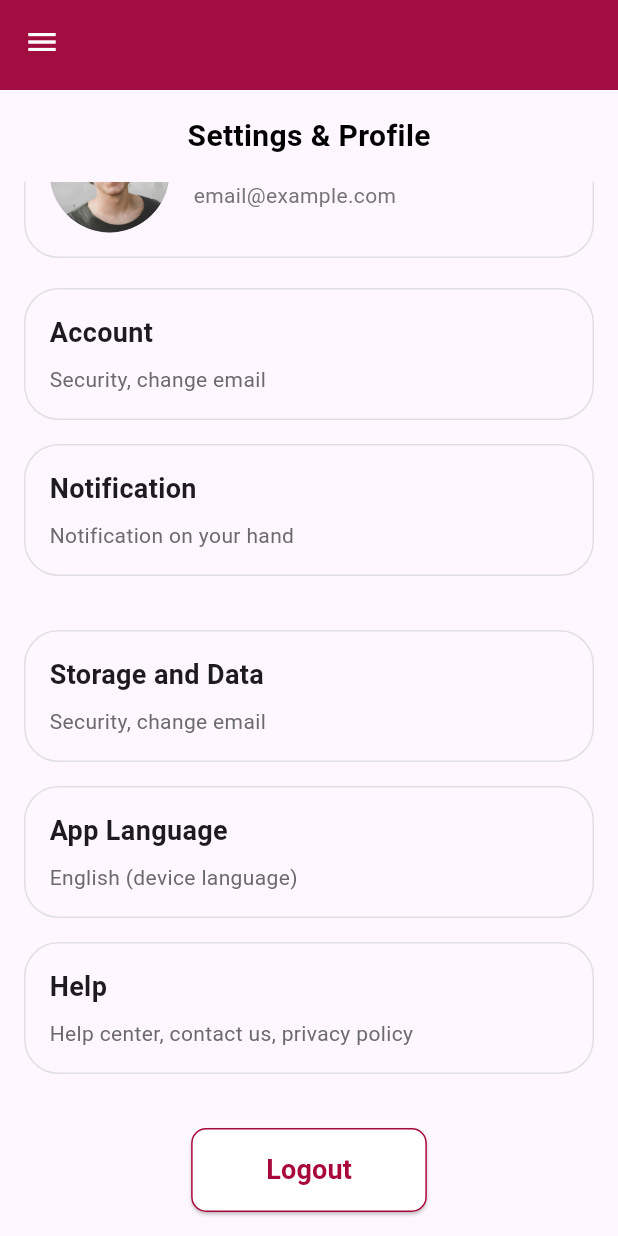
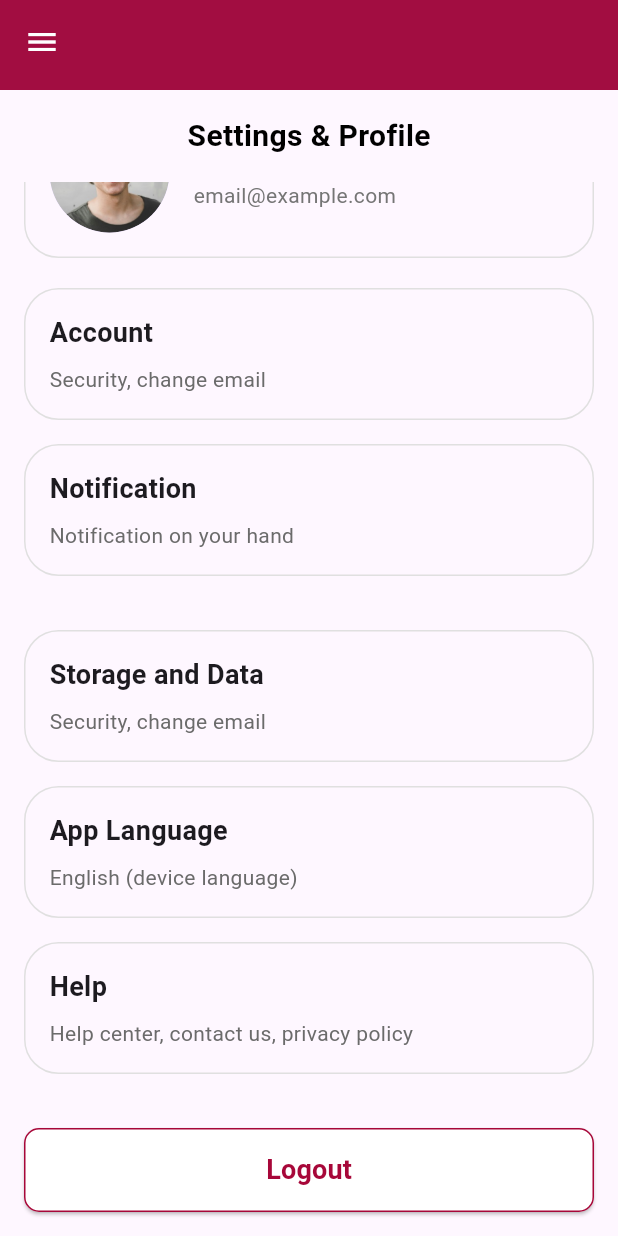
Before and after one commit to michael29-code/ux_team_project, a Flutter app: the SettingsProfilePage screen opened directly, scrolled down 79 dp, on a phone screen of 412 x 824 dp. Run offline on Flutter 3.47's test engine with Material 3 defaults, Android fonts, the phone set to English and light mode, and no system bars; our stand-ins replace google_fonts.

Commit message:
Update profile.dart

```diff
--- a/lib/pages/profile.dart
+++ b/lib/pages/profile.dart
@@ -1,6 +1,7 @@
 import 'package:flutter/material.dart';
 import 'package:google_fonts/google_fonts.dart';
 import 'header.dart';
+import 'login.dart';
 
 class SettingsProfilePage extends StatelessWidget {
   const SettingsProfilePage({super.key});
@@ -76,26 +77,44 @@ class SettingsProfilePage extends StatelessWidget {
                     const SizedBox(height: 20),
 
                     // Information Section
-                    _buildInfoSection(context, 'Account', 'Security, change email'),
-                    _buildInfoSection(context, 'Notification', 'Notification on your hand'),
+                    _buildInfoSection(
+                        context, 'Account', 'Security, change email'),
+                    _buildInfoSection(
+                        context, 'Notification', 'Notification on your hand'),
                     const SizedBox(height: 20),
 
                     // Settings Section
-                    _buildSettingsSection(context, 'Storage and Data', 'Security, change email'),
-                    _buildSettingsSection(context, 'App Language', 'English (device language)'),
-                    _buildSettingsSection(context, 'Help', 'Help center, contact us, privacy policy'),
+                    _buildSettingsSection(
+                        context, 'Storage and Data', 'Security, change email'),
+                    _buildSettingsSection(
+                        context, 'App Language', 'English (device language)'),
+                    _buildSettingsSection(context, 'Help',
+                        'Help center, contact us, privacy policy'),
                     const SizedBox(height: 20),
 
                     // Logout Button
-                    Center(
+                    Row(
+                      children: [
+                        Expanded(
                           child: ElevatedButton(
                             onPressed: () {
-                          // Add your onPressed code here!
+                              // Tambahkan kode onPressed di sini
+                              Navigator.push(
+                              context,
+                              MaterialPageRoute(
+                                builder: (context) => SignInPage(),
+                              ),
+                            );
                             },
                             style: ElevatedButton.styleFrom(
-                          side: const BorderSide(color: Color(0xFFA70739)), // Border stroke color
-                          backgroundColor: Colors.white, // Fill color
-                          padding: const EdgeInsets.symmetric(horizontal: 50, vertical: 15),
+                              side: const BorderSide(
+                                color: Color(0xFFA70739), // Warna border
+                              ),
+                              backgroundColor: Colors.white, // Warna latar
+                              padding: const EdgeInsets.symmetric(
+                                horizontal: 50,
+                                vertical: 15,
+                              ),
                               shape: RoundedRectangleBorder(
                                 borderRadius: BorderRadius.circular(10.0),
                               ),
@@ -104,7 +123,7 @@ class SettingsProfilePage extends StatelessWidget {
                               'Logout',
                               style: GoogleFonts.istokWeb(
                                 textStyle: const TextStyle(
-                              color: Color(0xFFA70739), // Text color
+                                  color: Color(0xFFA70739), // Warna teks
                                   fontSize: 18,
                                   fontWeight: FontWeight.bold,
                                 ),
@@ -112,6 +131,8 @@ class SettingsProfilePage extends StatelessWidget {
                             ),
                           ),
                         ),
+                      ],
+                    )
                   ],
                 ),
               ),
@@ -122,7 +143,8 @@ class SettingsProfilePage extends StatelessWidget {
     );
   }
 
-  Widget _buildInfoSection(BuildContext context, String title, String description) {
+  Widget _buildInfoSection(
+      BuildContext context, String title, String description) {
     return Row(
       children: [
         Expanded(
@@ -163,7 +185,8 @@ class SettingsProfilePage extends StatelessWidget {
     );
   }
 
-  Widget _buildSettingsSection(BuildContext context, String title, String description) {
+  Widget _buildSettingsSection(
+      BuildContext context, String title, String description) {
     return Row(
       children: [
         Expanded(
@@ -205,7 +228,6 @@ class SettingsProfilePage extends StatelessWidget {
   }
 }
 
-
 void main() {
   runApp(const MaterialApp(
     home: SettingsProfilePage(),
```
Lines whose indentation alone changed are shown as unchanged.
